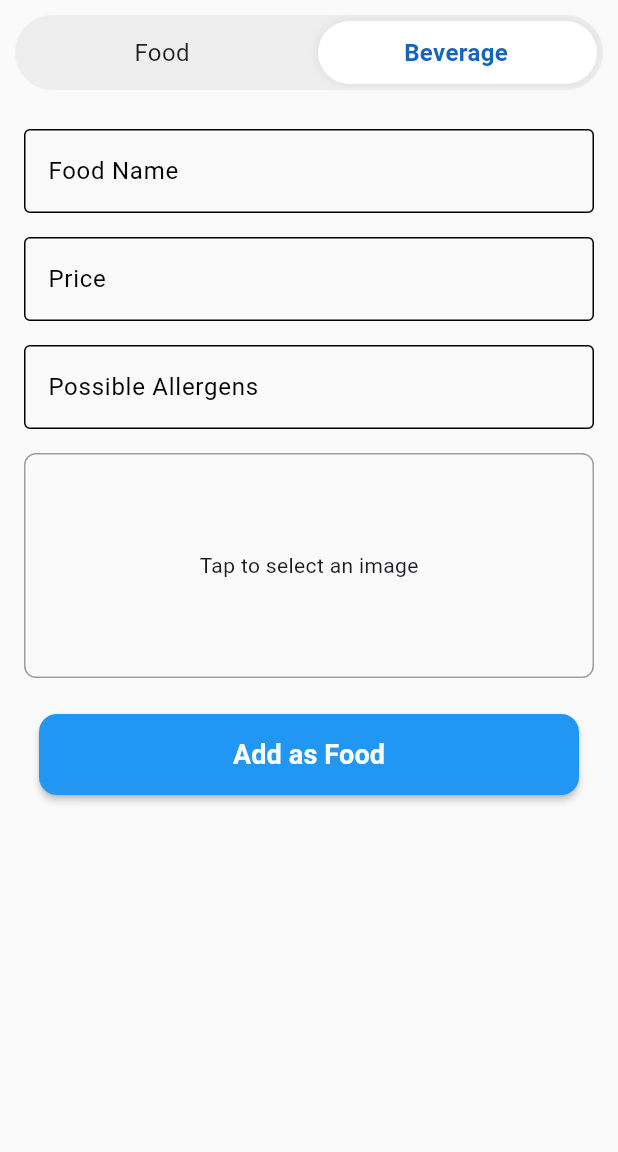
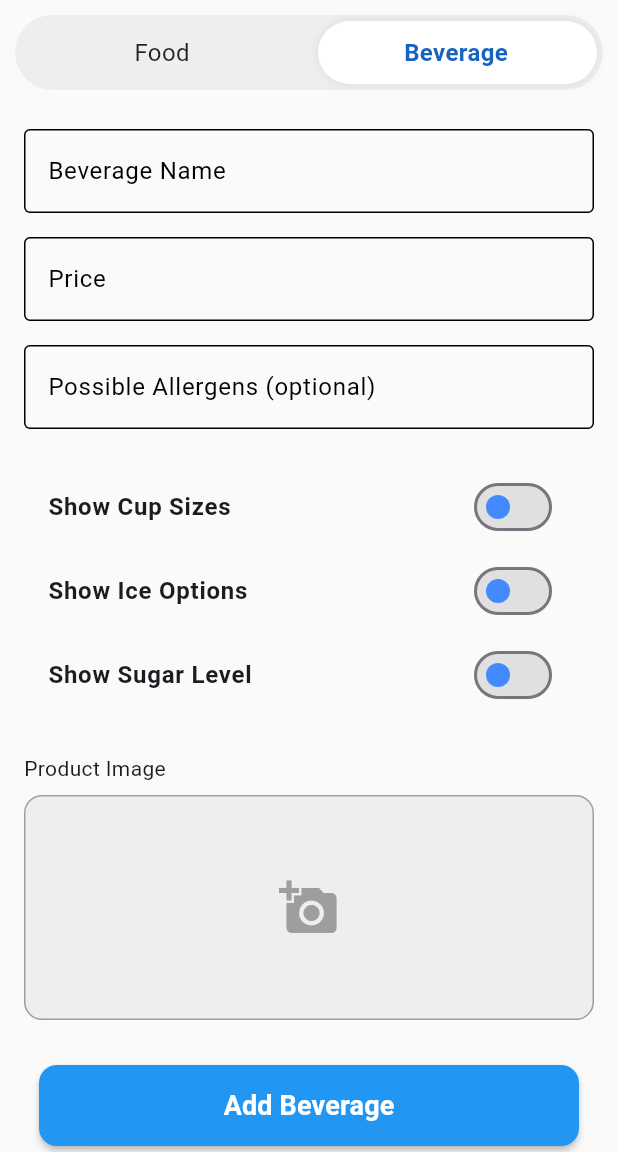
Before and after one commit to kurt0542/quick_pos, a Flutter app: the MobileAddMenuItemScreen screen opened directly, after a tap on "Beverage", on a phone screen of 412 x 824 dp, the part 84-1236 px from its top. Run offline on Flutter 3.47's test engine with Material 3 defaults, Android fonts, the phone set to English and light mode, and no system bars; our stand-ins replace google_fonts, image_picker.

Commit message:
added reusable widgets for mobile_add_menu_item_screen.dart as well as completed the screen

```diff
--- /dev/null
+++ b/lib/presentation/screens/manager/addItems/mobile_add_drink_section.dart
@@ -0,0 +1,95 @@
+import 'package:flutter/material.dart';
+import 'package:quick_pos/presentation/widgets/manager/add_product_image.dart';
+import 'package:quick_pos/presentation/widgets/manager/options_toggle.dart';
+import 'package:quick_pos/presentation/widgets/manager/add_product_form_field.dart';
+import '../../../widgets/primary_button.dart';
+
+class MobileAddDrinkSection extends StatefulWidget {
+  const MobileAddDrinkSection({super.key});
+
+  @override
+  State<MobileAddDrinkSection> createState() => _MobileAddDrinkSectionState();
+}
+
+class _MobileAddDrinkSectionState extends State<MobileAddDrinkSection> {
+  final TextEditingController _nameController = TextEditingController();
+  final TextEditingController _priceController = TextEditingController();
+  final TextEditingController _allergenController = TextEditingController();
+
+  bool _cupSizeEnabled = false;
+  bool _iceEnabled = false;
+  bool _sugarEnabled = false;
+
+  void _addDrinkToMenu() {
+    final name = _nameController.text;
+    final price = _priceController.text;
+    final allergen = _allergenController.text.isEmpty
+        ? null
+        : _allergenController.text;
+
+  }
+
+  @override
+  Widget build(BuildContext context) {
+    return SingleChildScrollView(
+      padding: const EdgeInsets.all(16),
+      child: Column(
+        crossAxisAlignment: CrossAxisAlignment.start,
+        children: [
+          AddProductFormField(
+            label: "Beverage Name",
+            controller: _nameController,
+            isPrice: false,
+          ),
+          const SizedBox(height: 16),
+
+          AddProductFormField(
+            label: "Price",
+            controller: _priceController,
+            isPrice: true,
+          ),
+          const SizedBox(height: 16),
+
+          AddProductFormField(
+            label: "Possible Allergens (optional)",
+            controller: _allergenController,
+            isPrice: false,
+            isOptional: true,
+          ),
+          const SizedBox(height: 24),
+
+          OptionsToggle(
+            label: "Show Cup Sizes",
+            value: _cupSizeEnabled,
+            onToggled: (isOn) {
+              setState(() => _cupSizeEnabled = isOn);
+            },
+          ),
+          OptionsToggle(
+            label: "Show Ice Options",
+            value: _iceEnabled,
+            onToggled: (isOn) {
+              setState(() => _iceEnabled = isOn);
+            },
+          ),
+          OptionsToggle(
+            label: "Show Sugar Level",
+            value: _sugarEnabled,
+            onToggled: (isOn) {
+              setState(() => _sugarEnabled = isOn);
+            },
+          ),
+          const SizedBox(height: 24),
+
+          const AddProductImage(),
+          const SizedBox(height: 30),
+
+          PrimaryButton(
+            text: 'Add Beverage',
+            onPressed: _addDrinkToMenu,
+          ),
+        ],
+      ),
+    );
+  }
+}
--- a/lib/presentation/screens/manager/addItems/mobile_add_food_section.dart
+++ b/lib/presentation/screens/manager/addItems/mobile_add_food_section.dart
@@ -1,7 +1,5 @@
-import 'dart:io';
-
 import 'package:flutter/material.dart';
-import 'package:image_picker/image_picker.dart';
+import 'package:quick_pos/presentation/widgets/manager/add_product_image.dart';
 import 'package:quick_pos/presentation/widgets/primary_button.dart';
 
 class MobileAddFoodSection extends StatefulWidget {
@@ -16,21 +14,6 @@ class _MobileAddFoodSectionState extends State<MobileAddFoodSection> {
   final TextEditingController _nameController = TextEditingController();
   final TextEditingController _priceController = TextEditingController();
   final TextEditingController _allergensController = TextEditingController();
-
-  File? _imageFile;
-
-  Future<void> _pickImage() async {
-    final picker = ImagePicker();
-    final pickedFile = await picker.pickImage(
-      source: ImageSource.gallery,
-      imageQuality: 70,
-    );
-    if (pickedFile != null) {
-      setState(() {
-        _imageFile = File(pickedFile.path);
-      });
-    }
-  }
 
   @override
   Widget build(BuildContext context) {
@@ -91,7 +74,7 @@ class _MobileAddFoodSectionState extends State<MobileAddFoodSection> {
               controller: _allergensController,
               cursorColor: Colors.blueAccent,
               decoration: InputDecoration(
-                labelText: "Possible Allergens",
+                labelText: "Possible Allergens (optional)",
                 labelStyle: TextStyle(color: Colors.black),
                 enabledBorder: OutlineInputBorder(
                 ),
@@ -101,33 +84,9 @@ class _MobileAddFoodSectionState extends State<MobileAddFoodSection> {
               ),
             ),
             const SizedBox(height: 16),
-
-            GestureDetector(
-              onTap: _pickImage,
-              child: _imageFile == null
-                  ? Container(
-                      height: 150,
-                      width: double.infinity,
-                      decoration: BoxDecoration(
-                        border: Border.all(color: Colors.grey),
-                        borderRadius: BorderRadius.circular(8),
-                      ),
-                      child: const Center(
-                        child: Text("Tap to select an image"),
-                      ),
-                    )
-                  : ClipRRect(
-                      borderRadius: BorderRadius.circular(8),
-                      child: Image.file(
-                        _imageFile!,
-                        height: 150,
-                        width: double.infinity,
-                        fit: BoxFit.cover,
-                      ),
-                    ),
-            ),
+            AddProductImage(),
             const SizedBox(height: 24),
-            PrimaryButton(text: 'Add as Food', onPressed: () {}),
+            PrimaryButton(text: 'Add Food', onPressed: () {}),
           ],
         ),
       ),
--- a/lib/presentation/screens/manager/addItems/mobile_add_menu_item_screen.dart
+++ b/lib/presentation/screens/manager/addItems/mobile_add_menu_item_screen.dart
@@ -1,4 +1,5 @@
 import 'package:flutter/material.dart';
+import 'package:quick_pos/presentation/screens/manager/addItems/mobile_add_drink_section.dart';
 import 'package:quick_pos/presentation/screens/manager/addItems/mobile_add_food_section.dart';
 import 'package:quick_pos/presentation/widgets/toggle_button.dart';
 
@@ -11,6 +12,8 @@ class MobileAddMenuItemScreen extends StatefulWidget {
 }
 
 class _MobileAddMenuItemScreenState extends State<MobileAddMenuItemScreen> {
+  bool showFood = true;
+
   @override
   Widget build(BuildContext context) {
     return Scaffold(
@@ -25,18 +28,25 @@ class _MobileAddMenuItemScreenState extends State<MobileAddMenuItemScreen> {
         ),
         title: Text(
           "Add Product",
-          style: TextStyle(
-            color: Colors.grey[50],
-            fontWeight: FontWeight.bold,
-          ),
+          style: TextStyle(color: Colors.grey[50], fontWeight: FontWeight.bold),
         ),
       ),
       body: SafeArea(
         child: Column(
           children: [
-            ToggleButton(leftLabel: 'Food', rightLabel: 'Beverage'),
+            ToggleButton(
+              leftLabel: 'Food',
+              rightLabel: 'Beverage',
+              onToggle: (isLeftSelected) {
+                setState(() {
+                  showFood = isLeftSelected;
+                });
+              },
+            ),
             Expanded(
-              child: MobileAddFoodSection(),
+              child: showFood
+                  ? MobileAddFoodSection()
+                  : MobileAddDrinkSection(),
             ),
           ],
         ),
--- /dev/null
+++ b/lib/presentation/widgets/manager/add_product_form_field.dart
@@ -0,0 +1,53 @@
+import 'package:flutter/material.dart';
+
+class AddProductFormField extends StatefulWidget {
+  final String label;
+  final bool isPrice;
+  final TextEditingController controller;
+  final bool isOptional;
+
+  const AddProductFormField({
+    super.key,
+    required this.label,
+    required this.controller,
+    required this.isPrice,
+    this.isOptional = false,
+  });
+
+  @override
+  State<AddProductFormField> createState() => _AddProductFormFieldState();
+}
+
+class _AddProductFormFieldState extends State<AddProductFormField> {
+  @override
+  Widget build(BuildContext context) {
+    return TextFormField(
+      controller: widget.controller,
+      keyboardType:
+      widget.isPrice ? TextInputType.number : TextInputType.text,
+      cursorColor: Colors.blueAccent,
+      decoration: InputDecoration(
+        labelText: widget.label,
+        labelStyle: const TextStyle(color: Colors.black),
+        enabledBorder: const OutlineInputBorder(),
+        focusedBorder: const OutlineInputBorder(
+          borderSide: BorderSide(color: Colors.blueAccent, width: 2),
+        ),
+      ),
+      validator: (value) {
+        if (widget.isOptional && (value == null || value.isEmpty)) {
+          return null;
+        }
+        if (value == null || value.isEmpty) {
+          return widget.isPrice
+              ? "Price is required"
+              : "This field is required";
+        }
+        if (widget.isPrice && double.tryParse(value) == null) {
+          return "Please enter a valid number";
+        }
+        return null;
+      },
+    );
+  }
+}
--- /dev/null
+++ b/lib/presentation/widgets/manager/add_product_image.dart
@@ -0,0 +1,58 @@
+import 'dart:io';
+
+import 'package:flutter/material.dart';
+import 'package:image_picker/image_picker.dart';
+
+class AddProductImage extends StatefulWidget {
+  const AddProductImage({super.key});
+
+  @override
+  State<AddProductImage> createState() => _AddProductImageState();
+}
+
+class _AddProductImageState extends State<AddProductImage> {
+  File? _imageFile;
+  final ImagePicker _picker = ImagePicker();
+  Future<void> _pickImage() async {
+    final pickedFile = await _picker.pickImage(source: ImageSource.gallery);
+    if (pickedFile != null) {
+      setState(() {
+        _imageFile = File(pickedFile.path);
+      });
+    }
+  }
+
+  @override
+  Widget build(BuildContext context) {
+    return Column(
+      crossAxisAlignment: CrossAxisAlignment.start,
+      children: [
+        Text("Product Image"),
+        const SizedBox(height: 8),
+        GestureDetector(
+          onTap: _pickImage,
+          child: Container(
+            height: 150,
+            width: double.infinity,
+            decoration: BoxDecoration(
+              border: Border.all(color: Colors.grey),
+              borderRadius: BorderRadius.circular(12),
+              color: Colors.grey[200],
+            ),
+            child: _imageFile != null
+                ? ClipRRect(
+              borderRadius: BorderRadius.circular(12),
+              child: Image.file(
+                _imageFile!,
+                fit: BoxFit.cover,
+              ),
+            )
+                : const Center(
+              child: Icon(Icons.add_a_photo, size: 40, color: Colors.grey),
+            ),
+          ),
+        ),
+      ],
+    );
+  }
+}
--- /dev/null
+++ b/lib/presentation/widgets/manager/options_toggle.dart
@@ -0,0 +1,33 @@
+import 'package:flutter/material.dart';
+
+class OptionsToggle extends StatelessWidget {
+  final String label;
+  final bool value;
+  final ValueChanged<bool> onToggled;
+
+  const OptionsToggle({
+    super.key,
+    required this.label,
+    required this.value,
+    required this.onToggled,
+  });
+
+  @override
+  Widget build(BuildContext context) {
+    return SwitchListTile(
+      title: Text(
+        label,
+        style: const TextStyle(
+          fontWeight: FontWeight.w600,
+          fontSize: 16,
+        ),
+      ),
+      value: value,
+      activeColor: Colors.white,
+      activeTrackColor: Colors.blueAccent,
+      inactiveThumbColor: Colors.blueAccent,
+      inactiveTrackColor: Colors.grey[300],
+      onChanged: onToggled,
+    );
+  }
+}
```
